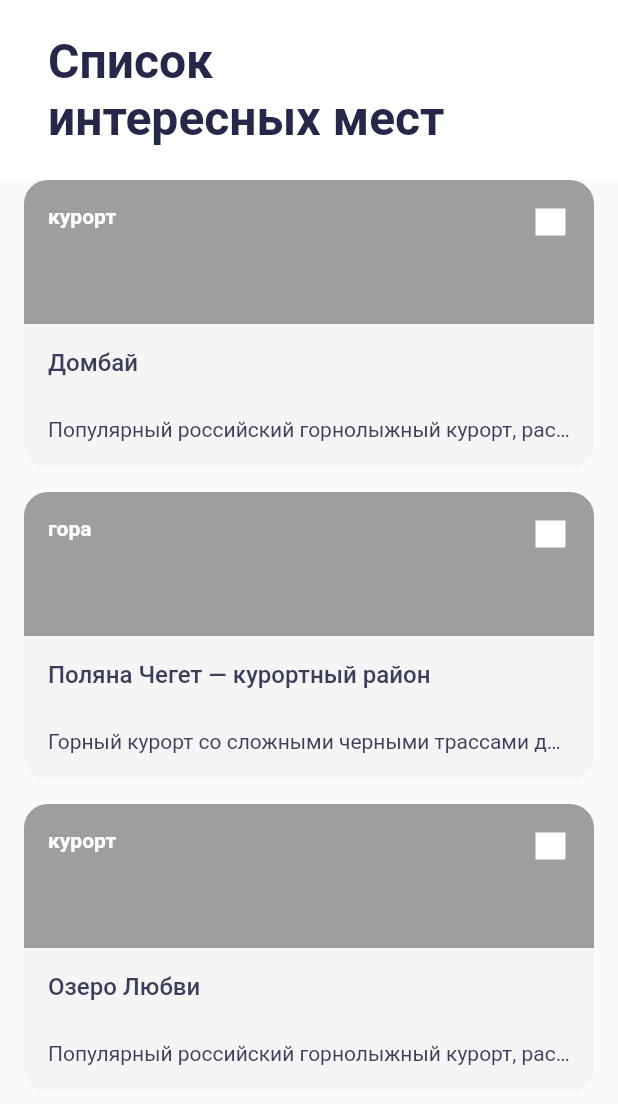
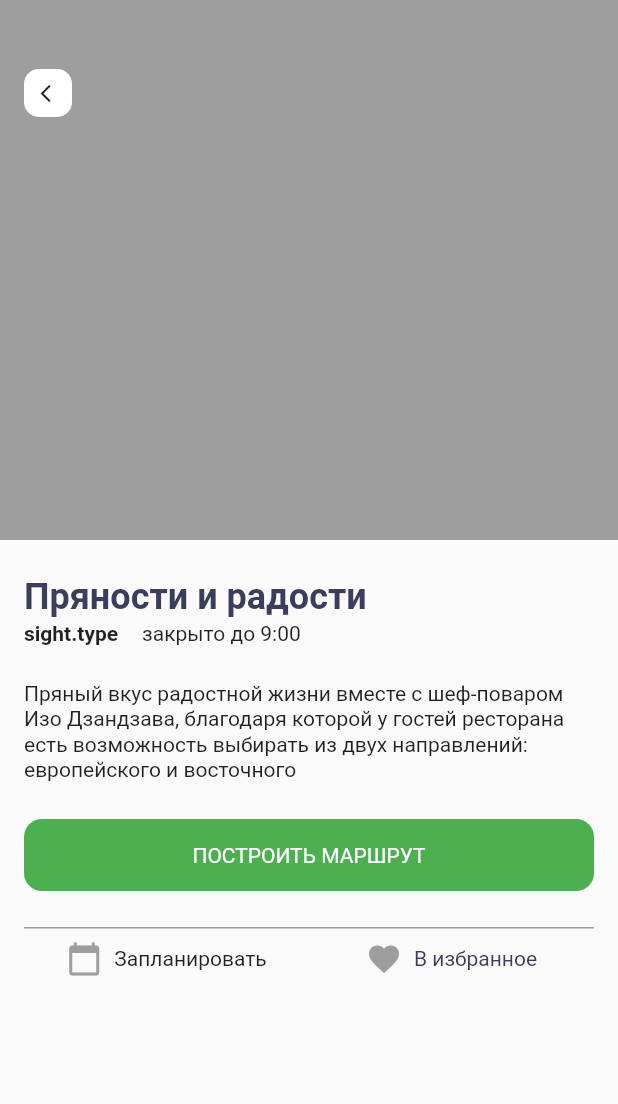
Before and after one commit to tepis/places, a Flutter app: the screen it shows after launch, on a phone screen of 412 x 824 dp. Shown: the top 1104 px of the screen. Run offline on Flutter 3.47's test engine with Material 2 defaults, Android fonts, the phone set to English and light mode, and no system bars.

Commit message:
4.6.3 Screen Detail

```diff
--- a/lib/main.dart
+++ b/lib/main.dart
@@ -1,4 +1,5 @@
 import 'package:flutter/material.dart';
+import 'package:places/ui/screen/sight_details.dart';
 import 'package:places/ui/screen/sight_list_screen.dart';
 
 void main() {
@@ -12,7 +13,7 @@ class App extends StatelessWidget {
   Widget build(BuildContext context) {
     return const MaterialApp(
       debugShowCheckedModeBanner: false,
-      home: SightListScreen(),
+      home: SightCardDetail(),
       title: 'Places',
     );
   }
--- /dev/null
+++ b/lib/ui/screen/sight_details.dart
@@ -0,0 +1,155 @@
+import 'package:flutter/material.dart';
+import 'package:places/domain/sight.dart';
+
+class SightCardDetail extends StatelessWidget {
+  const SightCardDetail({Key? key}) : super(key: key);
+
+  @override
+  Widget build(BuildContext context) {
+    return Scaffold(
+      appBar: PreferredSize(
+        preferredSize: const Size(double.infinity, 360),
+        child: Container(
+          decoration: const BoxDecoration(
+            color: Colors.grey,
+          ),
+          child: Stack(
+            children: [
+              Positioned(
+                top: 46,
+                left: 16,
+                child: Container(
+                  width: 32,
+                  height: 32,
+                  decoration: BoxDecoration(
+                    borderRadius: BorderRadius.circular(10.0),
+                    color: Colors.white,
+                  ),
+                  child: const Padding(
+                    padding: EdgeInsets.only(
+                      left: 4,
+                    ),
+                    child: Icon(Icons.arrow_back_ios, size: 14.0),
+                  ),
+                ),
+              ),
+            ],
+          ),
+        ),
+      ),
+      body: Container(
+        margin: const EdgeInsets.only(
+          top: 24,
+          left: 16,
+          right: 16,
+        ),
+        child: Column(
+          crossAxisAlignment: CrossAxisAlignment.start,
+          children: [
+            const Text(
+              'Пряности и радости',
+              style: TextStyle(
+                fontSize: 24,
+                fontFamily: 'Roboto',
+                color: Color(0xff3B3E5B),
+                fontWeight: FontWeight.w700,
+              ),
+              maxLines: 1,
+              overflow: TextOverflow.ellipsis,
+            ),
+            SizedBox(height: 2.0),
+            Row(
+              children: const [
+                Text(
+                  'sight.type',
+                  style: TextStyle(
+                    fontSize: 14,
+                    fontFamily: 'Roboto',
+                    fontWeight: FontWeight.w700,
+                  ),
+                ),
+                SizedBox(width: 16.0),
+                Text(
+                  'закрыто до 9:00',
+                  style: TextStyle(
+                    fontSize: 14,
+                    fontFamily: 'Roboto',
+                    fontWeight: FontWeight.w400,
+                  ),
+                ),
+              ],
+            ),
+            SizedBox(height: 24.0),
+            Text(
+              'Пряный вкус радостной жизни вместе с шеф-поваром Изо Дзандзава, благодаря которой у гостей ресторана есть возможность выбирать из двух направлений: европейского и восточного',
+              style: TextStyle(
+                fontFamily: 'Roboto',
+                fontSize: 14,
+                fontWeight: FontWeight.w400,
+                height: 1.2,
+              ),
+            ),
+            SizedBox(height: 24.0),
+            Center(
+              child: Container(
+                height: 48,
+                width: double.infinity,
+                decoration: BoxDecoration(
+                  borderRadius: BorderRadius.circular(12.0),
+                  color: Colors.green,
+                ),
+                child: Center(
+                  child: Text(
+                    'построить маршрут'.toUpperCase(),
+                    style: TextStyle(color: Colors.white),
+                  ),
+                ),
+              ),
+            ),
+            Container(
+              margin: const EdgeInsets.only(top: 24.0, bottom: 8.0),
+              width: double.infinity,
+              height: 1.0,
+              color: Colors.grey,
+            ),
+            Row(
+              children: [
+                Expanded(
+                  child: Row(
+                    mainAxisAlignment: MainAxisAlignment.center,
+                    children: [
+                      Icon(
+                        Icons.calendar_today,
+                        color: Colors.grey,
+                      ),
+                      SizedBox(width: 8.0),
+                      Text('Запланировать'),
+                    ],
+                  ),
+                ),
+                Expanded(
+                  child: Row(
+                    mainAxisAlignment: MainAxisAlignment.center,
+                    children: [
+                      Icon(
+                        Icons.favorite,
+                        color: Colors.grey,
+                      ),
+                      SizedBox(width: 8.0),
+                      Text('В избранное',
+                      style: TextStyle(
+                        fontWeight: FontWeight.w400,
+                        fontFamily: "Roboto",
+                        color: Color(0xff3B3E5B),
+                      ),),
+                    ],
+                  ),
+                ),
+              ],
+            ),
+          ],
+        ),
+      ),
+    );
+  }
+}
```
